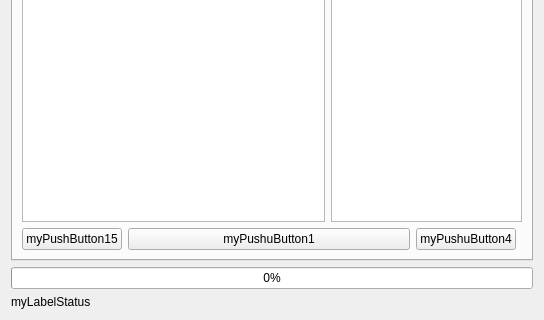
Old version of the form jpdata_dialog_base.ui in the repository babayoshihiko/jpdata; both pictures show x 0 to 544 and y 220 to 540 of the 544 by 540 pixel window.
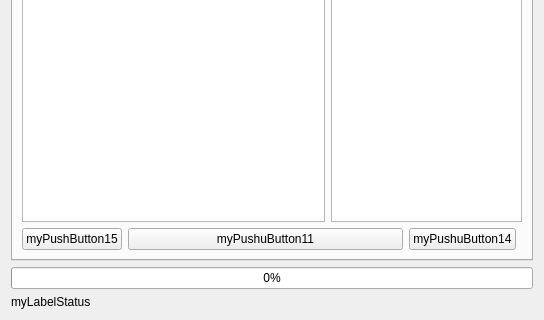
New version of the form.

```diff
--- a/jpdata_dialog_base.ui
+++ b/jpdata_dialog_base.ui
@@ -98,14 +98,14 @@
             </sizepolicy>
            </property>
            <property name="text">
-            <string>myPushuButton1</string>
+            <string>myPushuButton11</string>
            </property>
           </widget>
          </item>
          <item>
           <widget class="QPushButton" name="myPushButton4">
            <property name="text">
-            <string>myPushuButton4</string>
+            <string>myPushuButton14</string>
            </property>
           </widget>
          </item>
```
Left out of the diff: 16 changed lines with no effect on the pictures.
